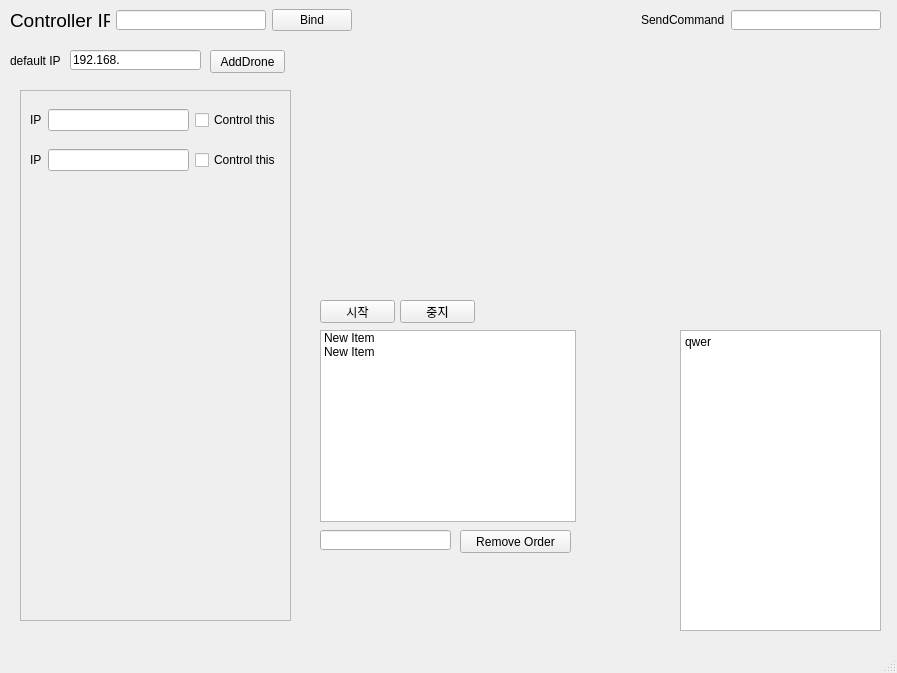
First picture: the form in MultipleDroneController.ui, repository thank4all/MultiDroneController, before the edit.
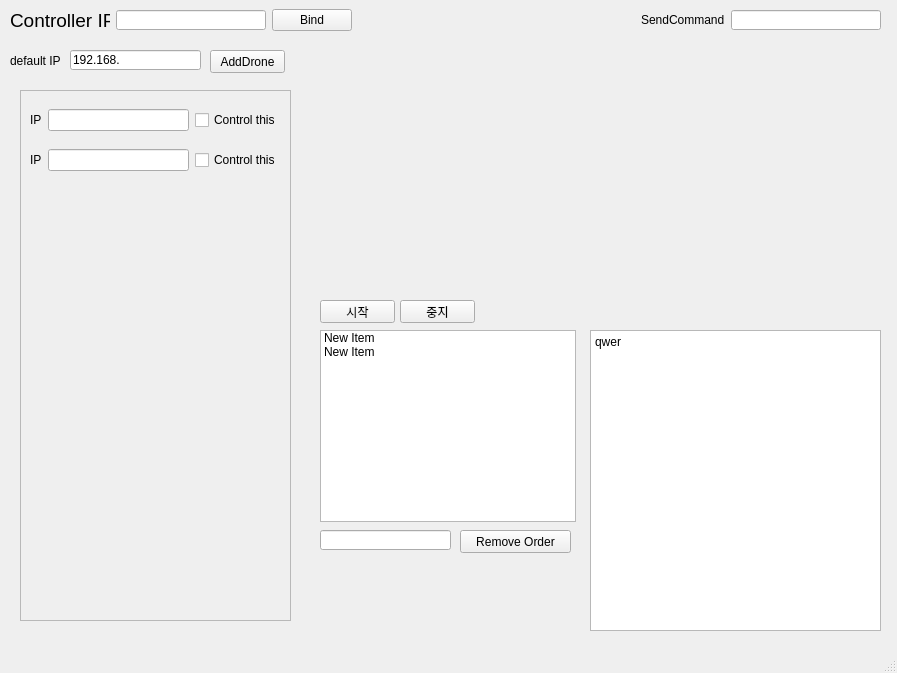
Second picture: the form after the edit.

Commit message: OrderList Modify2

Diff of the .ui file:
```diff
--- a/MultipleDroneController.ui
+++ b/MultipleDroneController.ui
@@ -225,9 +225,9 @@
     </property>
     <property name="geometry">
      <rect>
-      <x>680</x>
+      <x>590</x>
       <y>330</y>
-      <width>201</width>
+      <width>291</width>
       <height>301</height>
      </rect>
     </property>
```
The commit also changes 2 other files.
